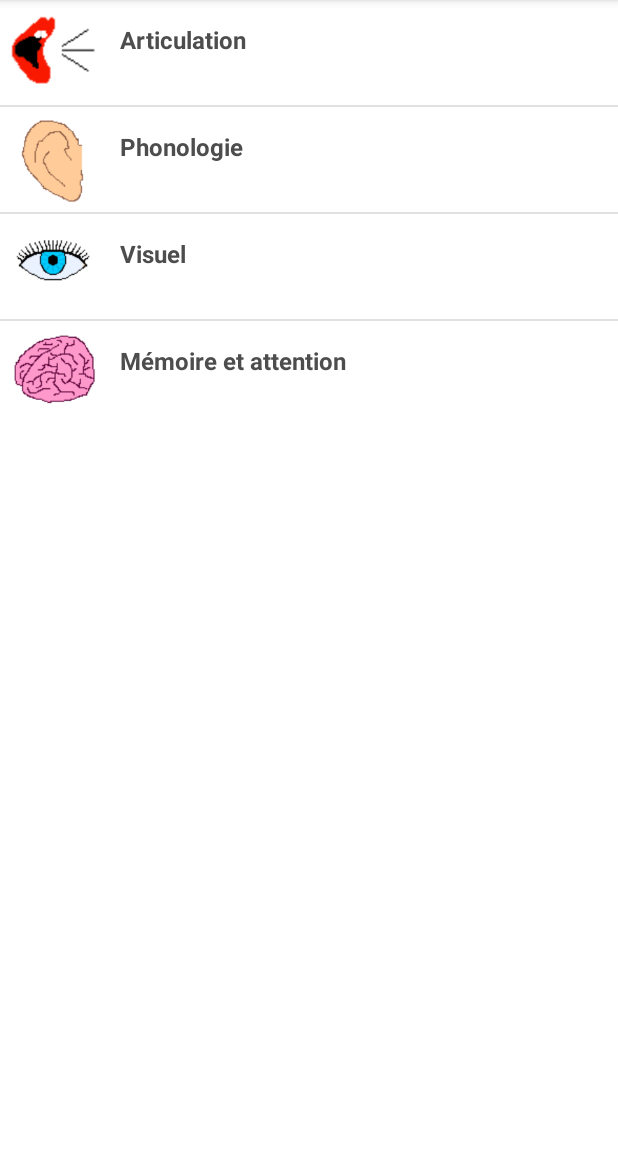
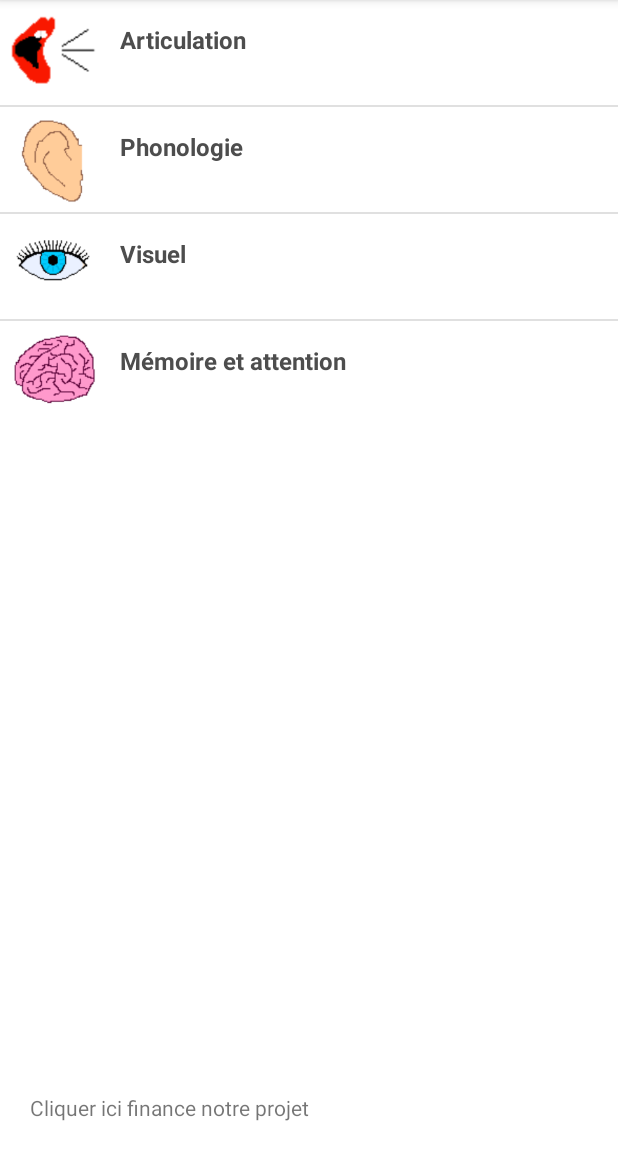
Before and after one commit to Mlalala/Android_orthophoniste, an Android app: the screen it shows after launch (MainActivity), on a phone screen of 412 x 824 dp, the part 84-1236 px from its top. Run offline under Robolectric (Android 15) with nearby library versions, the phone set to English and light mode, and no system bars; our stand-ins replace AdMob.

Commit message:
puteàclic

```diff
--- a/app/src/main/res/layout/ads_layout.xml
+++ b/app/src/main/res/layout/ads_layout.xml
@@ -8,6 +8,10 @@
     android:layout_marginBottom="40dp"
     xmlns:android="http://schemas.android.com/apk/res/android">
 
+    <TextView
+        android:layout_width="match_parent"
+        android:layout_height="wrap_content"
+        android:text="Cliquer ici finance notre projet"/>
 
     <com.google.android.gms.ads.AdView
         xmlns:ads="http://schemas.android.com/apk/res-auto"
@@ -15,7 +19,7 @@
         android:layout_width="match_parent"
         android:layout_height="wrap_content"
         ads:adSize="LARGE_BANNER"
-        ads:adUnitId="ca-app-pub-3940256099942544/6300978111">
+        ads:adUnitId="@string/banner_id_test">
     </com.google.android.gms.ads.AdView>
 
 </LinearLayout>
--- a/app/src/main/res/values/strings.xml
+++ b/app/src/main/res/values/strings.xml
@@ -56,5 +56,6 @@
     <!-- Ads -->
     <string name="ad_app_id">ca-app-pub-4476637068936049~2352185699</string>
     <string name="banner_id">ca-app-pub-4476637068936049/1590478807</string>
+    <string name="banner_id_test">ca-app-pub-3940256099942544/6300978111</string>
 
 </resources>
```
Also changed, not shown: app/src/main/res/drawable/logostudiolow.png.
